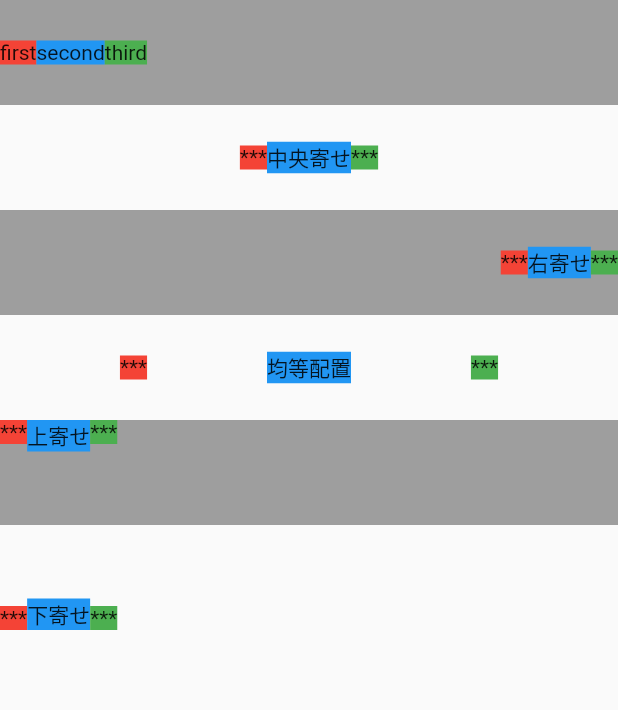
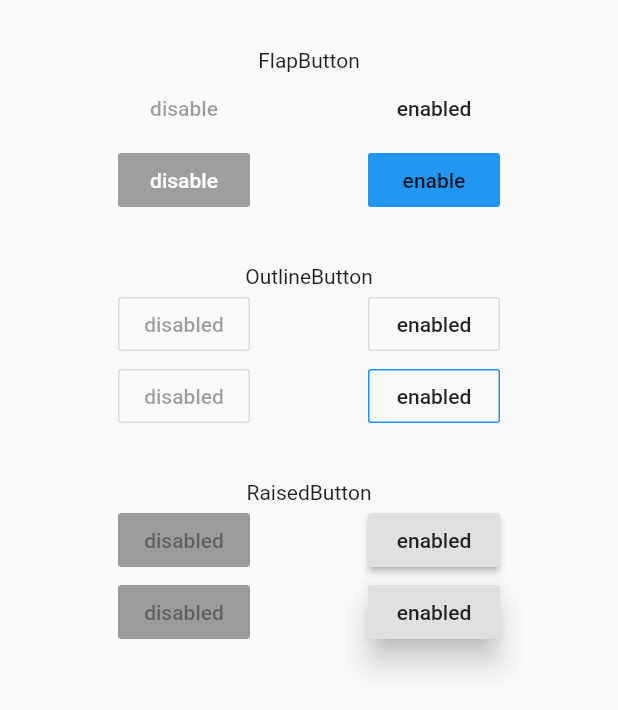
Before and after one commit to d-zenju/flutter_study, a Flutter app: the screen it shows after launch, on a phone screen of 412 x 824 dp. Shown: the top 710 px of the screen. Run offline on Flutter 3.47's test engine with Material 2 defaults, Android fonts, the phone set to English and light mode, and no system bars.

Commit message:
button-widget

```diff
--- a/lib/main.dart
+++ b/lib/main.dart
@@ -14,132 +14,101 @@ class MyApp extends StatelessWidget {
         body: Column(
           children: <Widget>[
             Container(
-              width: double.infinity,
-              height: 70,
-              color: Colors.grey,
-              child: Row(
+              padding: EdgeInsets.only(top: 32),
+              child: Text('FlapButton'),
+            ),
+            Row(
+              mainAxisAlignment: MainAxisAlignment.spaceEvenly,
               children: <Widget>[
-                  Container(
-                    color: Colors.red,
-                    child: Text('first'),
+                FlatButton(
+                  onPressed: null,
+                  child: Text('disable'),
                 ),
-                  Container(
-                    color: Colors.blue,
-                    child: Text('second'),
-                  ),
-                  Container(
-                    color: Colors.green,
-                    child: Text('third'),
+                FlatButton(
+                  onPressed: () {},
+                  child: Text('enabled'),
                 ),
               ],
             ),
+            Row(
+              mainAxisAlignment: MainAxisAlignment.spaceEvenly,
+              children: <Widget>[
+                FlatButton(
+                  disabledColor: Colors.grey,
+                  disabledTextColor: Colors.white,
+                  onPressed: null,
+                  child: Text('disable'),
                 ),
-            Container(
-              width: double.infinity,
-              height: 70,
-              child: Row(
-                mainAxisAlignment: MainAxisAlignment.center,
-                children: <Widget>[
-                  Container(
-                    color: Colors.red,
-                    child: Text('***'),
-                  ),
-                  Container(
+                FlatButton(
                   color: Colors.blue,
-                    child: Text('中央寄せ'),
-                  ),
-                  Container(
-                    color: Colors.green,
-                    child: Text('***'),
+                  onPressed: () {},
+                  child: Text('enable'),
                 ),
               ],
             ),
+            Container(
+              padding: EdgeInsets.only(top: 32),
+              child: Text('OutlineButton'),
             ),
-            Container(
-              width: double.infinity,
-              height: 70,
-              color: Colors.grey,
-              child: Row(
-                mainAxisAlignment: MainAxisAlignment.end,
+            Row(
+              mainAxisAlignment: MainAxisAlignment.spaceEvenly,
               children: <Widget>[
-                  Container(
-                    color: Colors.red,
-                    child: Text('***'),
+                OutlineButton(
+                  onPressed: null,
+                  child: Text('disabled'),
                 ),
-                  Container(
-                    color: Colors.blue,
-                    child: Text('右寄せ'),
-                  ),
-                  Container(
-                    color: Colors.green,
-                    child: Text('***'),
+                OutlineButton(
+                  onPressed: () {},
+                  child: Text('enabled'),
                 ),
               ],
             ),
-            ),
-            Container(
-              width: double.infinity,
-              height: 70,
-              child: Row(
+            Row(
               mainAxisAlignment: MainAxisAlignment.spaceEvenly,
               children: <Widget>[
-                  Container(
-                    color: Colors.red,
-                    child: Text('***'),
+                OutlineButton(
+                  disabledBorderColor: Colors.red,
+                  onPressed: null,
+                  child: Text('disabled'),
                 ),
-                  Container(
-                    color: Colors.blue,
-                    child: Text('均等配置'),
-                  ),
-                  Container(
-                    color: Colors.green,
-                    child: Text('***'),
+                OutlineButton(
+                  borderSide: BorderSide(color: Colors.blue),
+                  onPressed: () {},
+                  child: Text('enabled'),
                 ),
               ],
             ),
+            Container(
+              padding: EdgeInsets.only(top: 32),
+              child: Text('RaisedButton'),
             ),
-            Container(
-              width: double.infinity,
-              height: 70,
-              color: Colors.grey,
-              child: Row(
-                crossAxisAlignment: CrossAxisAlignment.start,
+            Row(
+              mainAxisAlignment: MainAxisAlignment.spaceEvenly,
               children: <Widget>[
-                  Container(
-                    color: Colors.red,
-                    child: Text('***'),
+                RaisedButton(
+                  onPressed: null,
+                  child: Text('disabled'),
                 ),
-                  Container(
-                    color: Colors.blue,
-                    child: Text('上寄せ'),
-                  ),
-                  Container(
-                    color: Colors.green,
-                    child: Text('***'),
+                RaisedButton(
+                  onPressed: () {},
+                  child: Text('enabled'),
                 ),
               ],
             ),
+            Row(
+              mainAxisAlignment: MainAxisAlignment.spaceEvenly,
+              children: <Widget>[
+                RaisedButton(
+                  elevation: 8,
+                  onPressed: null,
+                  child: Text('disabled'),
                 ),
-            Container(
-              width: double.infinity,
-              height: 70,
-              child: Row(
-                crossAxisAlignment: CrossAxisAlignment.end,
-                children: <Widget>[
-                  Container(
-                    color: Colors.red,
-                    child: Text('***'),
-                  ),
-                  Container(
-                    color: Colors.blue,
-                    child: Text('下寄せ'),
-                  ),
-                  Container(
-                    color: Colors.green,
-                    child: Text('***'),
+                RaisedButton(
+                  elevation: 8,
+                  onPressed: () {},
+                  child: Text('enabled'),
                 ),
               ],
-              ),
             ),
           ],
         ),
```
Lines whose indentation alone changed are shown as unchanged.
